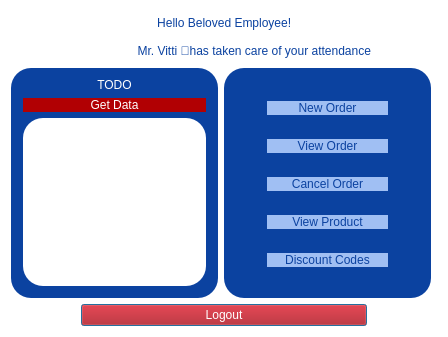
Before: the Qt Designer form Bhitti/employeedash.ui in BigyaDhungana/Bhitti_v2, drawn with Qt 5.
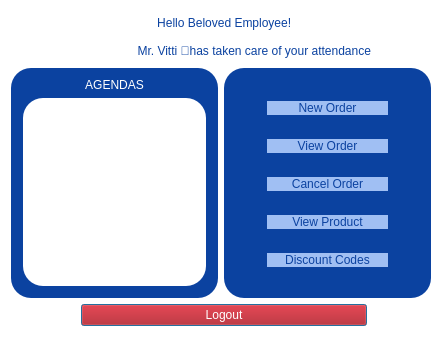
After: the same form once the commit is applied. Icons and pictures are not drawn.

```diff
--- a/Bhitti/employeedash.ui
+++ b/Bhitti/employeedash.ui
@@ -152,7 +152,7 @@
        <property name="alignment">
         <set>Qt::AlignCenter</set>
        </property>
-       <layout class="QVBoxLayout" name="verticalLayout" stretch="0,0,0">
+       <layout class="QVBoxLayout" name="verticalLayout" stretch="0,0">
         <property name="topMargin">
          <number>4</number>
         </property>
@@ -163,25 +163,13 @@
 font: 300 18pt &quot;Segoe UI&quot;;</string>
           </property>
           <property name="text">
-           <string>TODO</string>
+           <string>AGENDAS</string>
           </property>
           <property name="alignment">
            <set>Qt::AlignCenter</set>
           </property>
          </widget>
         </item>
-        <item>
-         <widget class="QPushButton" name="pushButton_7">
-          <property name="styleSheet">
-           <string notr="true">color: rgb(255, 255, 255);
-background-color: rgb(177, 0, 3);
-font: 900 9pt &quot;Segoe UI Black&quot;;</string>
-          </property>
-          <property name="text">
-           <string>Get Data</string>
-          </property>
-         </widget>
-        </item>
         <item>
          <widget class="QTableView" name="tableView">
           <property name="styleSheet">
```
